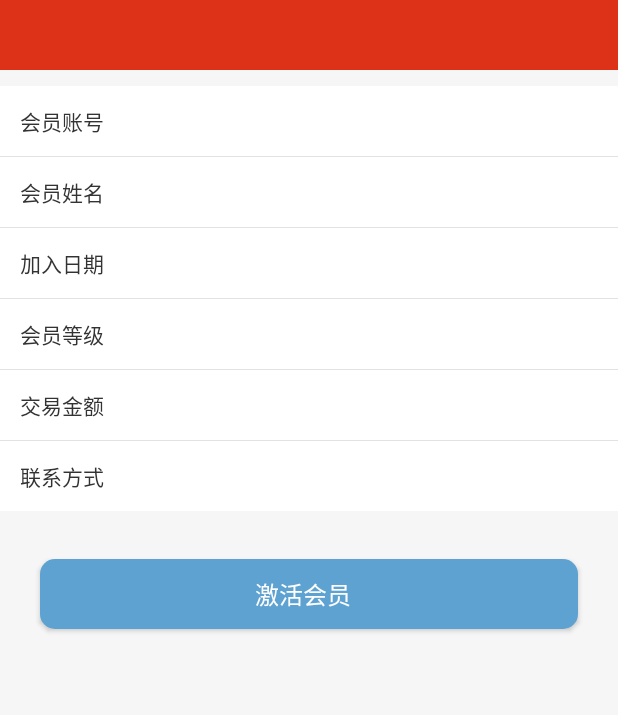
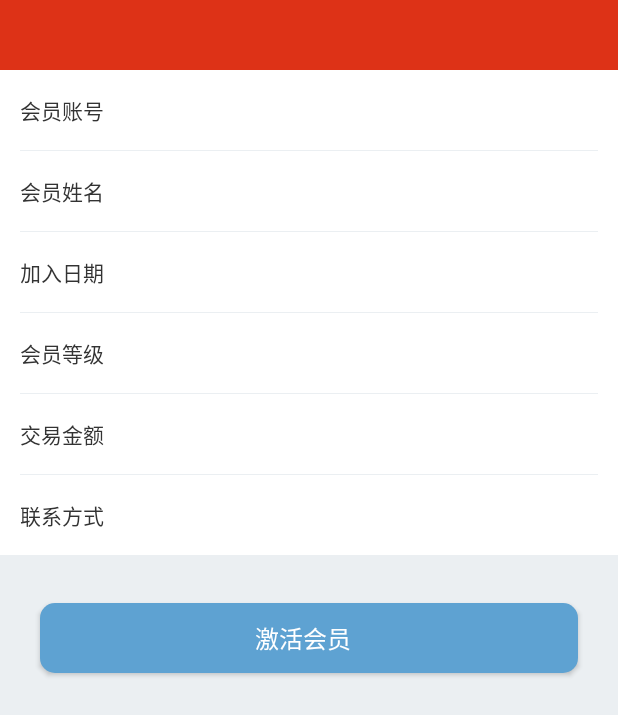
Before and after one commit to display822/hdy, an Android app: the layout activity_user_info.xml on its own in the app's theme, with its tools: preview values and no code run, on a phone screen of 412 x 824 dp. Shown: the top 715 px of the screen. Run offline under Robolectric (Android 15) with nearby library versions, the phone set to English and light mode, and no system bars.

Commit message:
会员信息

```diff
--- a/QBStore/app/src/main/res/layout/activity_user_info.xml
+++ b/QBStore/app/src/main/res/layout/activity_user_info.xml
@@ -12,19 +12,19 @@
     <LinearLayout
         android:layout_width="match_parent"
         android:layout_height="match_parent"
+        android:background="#ebeff2"
         android:orientation="vertical">
 
         <LinearLayout
             android:layout_width="match_parent"
             android:layout_height="wrap_content"
-            android:layout_marginTop="@dimen/y20"
             android:background="@color/white"
             android:orientation="vertical">
 
 
             <LinearLayout
                 android:layout_width="match_parent"
-                android:layout_height="@dimen/y88"
+                android:layout_height="@dimen/y100"
                 android:orientation="horizontal"
                 android:paddingLeft="@dimen/x24"
                 android:paddingRight="@dimen/x24">
@@ -42,21 +42,24 @@
                     android:layout_width="match_parent"
                     android:layout_height="match_parent"
                     android:layout_gravity="center_vertical"
-                    android:layout_marginLeft="@dimen/x42"
+                    android:layout_marginLeft="@dimen/x60"
                     android:background="@null"
                     android:gravity="center_vertical"
-                    android:textColor="@color/rgb_333333"
+                    android:textColor="@color/rgb_999999"
                     android:textSize="14sp" />
             </LinearLayout>
 
             <View
                 android:layout_width="match_parent"
                 android:layout_height="@dimen/y1"
-                android:background="@color/rgb_e2e2e2" />
+                android:layout_marginLeft="@dimen/x24"
+                android:layout_marginRight="@dimen/x24"
+                android:background="#ebeff2" />
+
 
             <LinearLayout
                 android:layout_width="match_parent"
-                android:layout_height="@dimen/y88"
+                android:layout_height="@dimen/y100"
                 android:orientation="horizontal"
                 android:paddingLeft="@dimen/x24"
                 android:paddingRight="@dimen/x24">
@@ -74,21 +77,23 @@
                     android:layout_width="match_parent"
                     android:layout_height="match_parent"
                     android:layout_gravity="center_vertical"
-                    android:layout_marginLeft="@dimen/x42"
+                    android:layout_marginLeft="@dimen/x60"
                     android:background="@null"
                     android:gravity="center_vertical"
-                    android:textColor="@color/rgb_333333"
+                    android:textColor="@color/rgb_999999"
                     android:textSize="14sp" />
             </LinearLayout>
 
             <View
                 android:layout_width="match_parent"
                 android:layout_height="@dimen/y1"
-                android:background="@color/rgb_e2e2e2" />
+                android:layout_marginLeft="@dimen/x24"
+                android:layout_marginRight="@dimen/x24"
+                android:background="#ebeff2" />
 
             <LinearLayout
                 android:layout_width="match_parent"
-                android:layout_height="@dimen/y88"
+                android:layout_height="@dimen/y100"
                 android:orientation="horizontal"
                 android:paddingLeft="@dimen/x24"
                 android:paddingRight="@dimen/x24">
@@ -106,21 +111,23 @@
                     android:layout_width="match_parent"
                     android:layout_height="match_parent"
                     android:layout_gravity="center_vertical"
-                    android:layout_marginLeft="@dimen/x42"
+                    android:layout_marginLeft="@dimen/x60"
                     android:background="@null"
                     android:gravity="center_vertical"
-                    android:textColor="@color/rgb_333333"
+                    android:textColor="@color/rgb_999999"
                     android:textSize="14sp" />
             </LinearLayout>
 
             <View
                 android:layout_width="match_parent"
                 android:layout_height="@dimen/y1"
-                android:background="@color/rgb_e2e2e2" />
+                android:layout_marginLeft="@dimen/x24"
+                android:layout_marginRight="@dimen/x24"
+                android:background="#ebeff2" />
 
             <LinearLayout
                 android:layout_width="match_parent"
-                android:layout_height="@dimen/y88"
+                android:layout_height="@dimen/y100"
                 android:orientation="horizontal"
                 android:paddingLeft="@dimen/x24"
                 android:paddingRight="@dimen/x24">
@@ -138,24 +145,24 @@
                     android:layout_width="match_parent"
                     android:layout_height="match_parent"
                     android:layout_gravity="center_vertical"
-                    android:layout_marginLeft="@dimen/x42"
+                    android:layout_marginLeft="@dimen/x60"
                     android:background="@null"
                     android:gravity="center_vertical"
-                    android:textColor="@color/rgb_333333"
+                    android:textColor="@color/rgb_999999"
                     android:textSize="14sp" />
             </LinearLayout>
 
             <View
                 android:layout_width="match_parent"
                 android:layout_height="@dimen/y1"
-                android:background="@color/rgb_e2e2e2" />
-
-
+                android:layout_marginLeft="@dimen/x24"
+                android:layout_marginRight="@dimen/x24"
+                android:background="#ebeff2" />
 
             <LinearLayout
                 android:id="@+id/ll_amount"
                 android:layout_width="match_parent"
-                android:layout_height="@dimen/y88"
+                android:layout_height="@dimen/y100"
                 android:orientation="horizontal"
                 android:paddingLeft="@dimen/x24"
                 android:paddingRight="@dimen/x24">
@@ -173,10 +180,10 @@
                     android:layout_width="match_parent"
                     android:layout_height="match_parent"
                     android:layout_gravity="center_vertical"
-                    android:layout_marginLeft="@dimen/x42"
+                    android:layout_marginLeft="@dimen/x60"
                     android:background="@null"
                     android:gravity="center_vertical"
-                    android:textColor="@color/rgb_333333"
+                    android:textColor="@color/rgb_999999"
                     android:textSize="14sp" />
             </LinearLayout>
 
@@ -184,12 +191,14 @@
                 android:id="@+id/view_amount"
                 android:layout_width="match_parent"
                 android:layout_height="@dimen/y1"
-                android:background="@color/rgb_e2e2e2" />
+                android:layout_marginLeft="@dimen/x24"
+                android:layout_marginRight="@dimen/x24"
+                android:background="#ebeff2" />
 
 
             <LinearLayout
                 android:layout_width="match_parent"
-                android:layout_height="@dimen/y88"
+                android:layout_height="@dimen/y100"
                 android:orientation="horizontal"
                 android:paddingLeft="@dimen/x24"
                 android:paddingRight="@dimen/x24">
@@ -207,16 +216,13 @@
                     android:layout_width="match_parent"
                     android:layout_height="match_parent"
                     android:layout_gravity="center_vertical"
-                    android:layout_marginLeft="@dimen/x42"
+                    android:layout_marginLeft="@dimen/x60"
                     android:background="@null"
                     android:gravity="center_vertical"
-                    android:textColor="@color/rgb_333333"
+                    android:textColor="@color/rgb_999999"
                     android:textSize="14sp" />
             </LinearLayout>
-
-
         </LinearLayout>
-
 
         <Button
             android:id="@+id/btn_submit"
```
